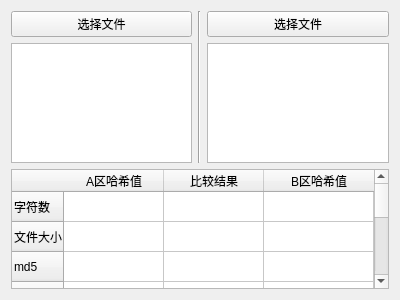
abcdesteve/Toolbox, file plugins/fhc/fhc.ui: the form before one commit.
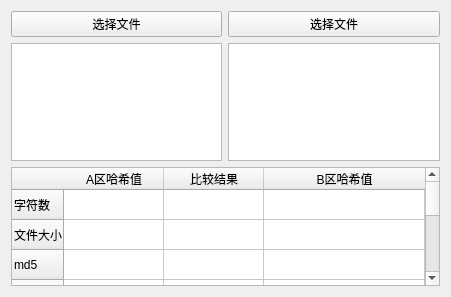
The form after the commit. Custom widgets are drawn as their Qt base class.

```diff
--- a/plugins/fhc/fhc.ui
+++ b/plugins/fhc/fhc.ui
@@ -6,28 +6,14 @@
    <rect>
     <x>0</x>
     <y>0</y>
-    <width>400</width>
-    <height>300</height>
+    <width>451</width>
+    <height>297</height>
    </rect>
   </property>
   <property name="windowTitle">
    <string>Form</string>
   </property>
   <layout class="QGridLayout" name="gridLayout">
-   <item row="0" column="1" rowspan="2">
-    <widget class="Line" name="line">
-     <property name="orientation">
-      <enum>Qt::Vertical</enum>
-     </property>
-    </widget>
-   </item>
-   <item row="1" column="0">
-    <widget class="PlainTextEdit" name="lineedit_A">
-     <property name="acceptDrops">
-      <bool>false</bool>
-     </property>
-    </widget>
-   </item>
    <item row="0" column="0">
     <widget class="PrimaryPushButton" name="btn_A">
      <property name="text">
@@ -35,7 +21,28 @@
      </property>
     </widget>
    </item>
-   <item row="2" column="0" colspan="3">
+   <item row="0" column="1">
+    <widget class="PrimaryPushButton" name="btn_B">
+     <property name="text">
+      <string>选择文件</string>
+     </property>
+    </widget>
+   </item>
+   <item row="1" column="0">
+    <widget class="PlainTextEdit" name="lineedit_A">
+     <property name="acceptDrops">
+      <bool>false</bool>
+     </property>
+    </widget>
+   </item>
+   <item row="1" column="1">
+    <widget class="PlainTextEdit" name="lineedit_B">
+     <property name="acceptDrops">
+      <bool>false</bool>
+     </property>
+    </widget>
+   </item>
+   <item row="2" column="0" colspan="2">
     <widget class="TableWidget" name="tablewidget">
      <property name="columnCount">
       <number>3</number>
@@ -103,28 +110,19 @@
      </column>
     </widget>
    </item>
-   <item row="1" column="2">
-    <widget class="PlainTextEdit" name="lineedit_B">
-     <property name="acceptDrops">
-      <bool>false</bool>
-     </property>
-    </widget>
-   </item>
-   <item row="0" column="2">
-    <widget class="PrimaryPushButton" name="btn_B">
-     <property name="text">
-      <string>选择文件</string>
-     </property>
-    </widget>
-   </item>
   </layout>
  </widget>
  <customwidgets>
   <customwidget>
-   <class>PrimaryPushButton</class>
+   <class>PushButton</class>
    <extends>QPushButton</extends>
    <header>qfluentwidgets</header>
   </customwidget>
+  <customwidget>
+   <class>PrimaryPushButton</class>
+   <extends>PushButton</extends>
+   <header>qfluentwidgets</header>
+  </customwidget>
   <customwidget>
    <class>PlainTextEdit</class>
    <extends>QPlainTextEdit</extends>
```
